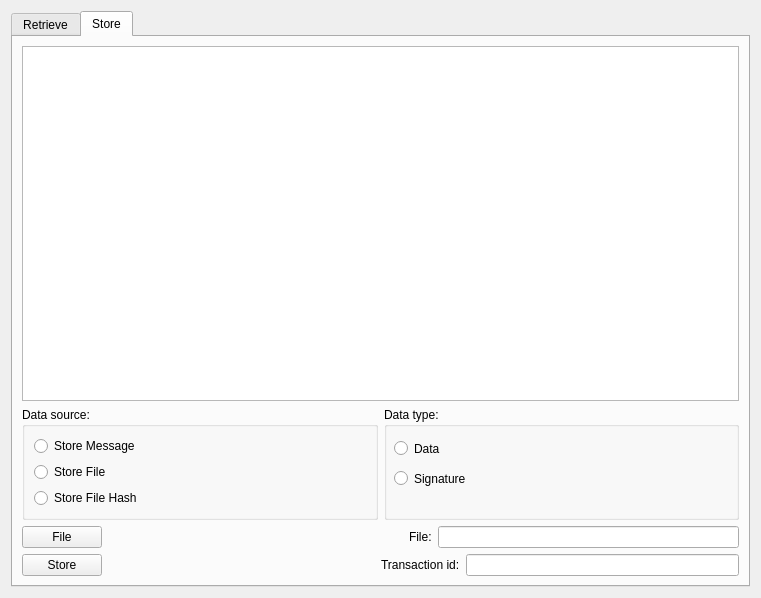
Old version of the form src/qt/forms/datapage.ui in the repository dhbao/bst.
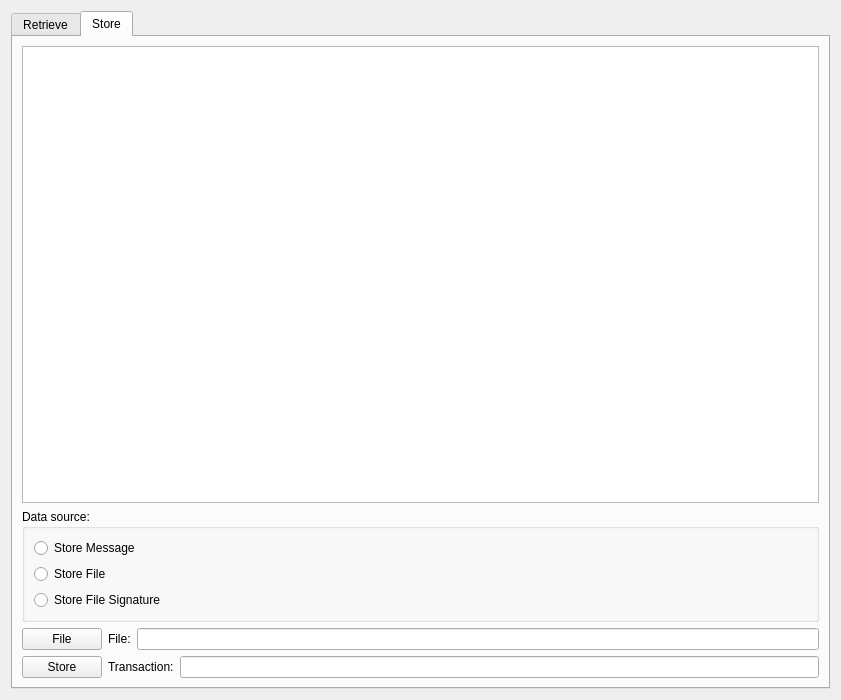
New version of the form. The open tabs and pages were chosen to show the change. Icons and pictures are not drawn.

Commit message: alignment in forms applied and simple code improvements

```diff
--- a/src/qt/forms/datapage.ui
+++ b/src/qt/forms/datapage.ui
@@ -6,24 +6,24 @@
    <rect>
     <x>0</x>
     <y>0</y>
-    <width>761</width>
-    <height>598</height>
+    <width>841</width>
+    <height>700</height>
    </rect>
   </property>
   <property name="windowTitle">
    <string>Form</string>
   </property>
-  <layout class="QVBoxLayout" name="verticalLayout_2">
+  <layout class="QVBoxLayout" name="verticalLayout_10">
    <item>
     <widget class="QTabWidget" name="tabWidget">
      <property name="currentIndex">
-      <number>0</number>
+      <number>1</number>
      </property>
      <widget class="QWidget" name="retrieveTab">
       <attribute name="title">
        <string>Retrieve</string>
       </attribute>
-      <layout class="QVBoxLayout" name="verticalLayout">
+      <layout class="QVBoxLayout" name="verticalLayout_12">
        <item>
         <widget class="QPlainTextEdit" name="messageRetrieveEdit"/>
        </item>
@@ -63,7 +63,9 @@
         </layout>
        </item>
        <item>
-        <layout class="QHBoxLayout" name="horizontalLayout">
+        <layout class="QHBoxLayout" name="horizontalLayout_10">
+         <item>
+          <layout class="QVBoxLayout" name="verticalLayout_11">
          <item>
           <widget class="QPushButton" name="fileRetrieveButton">
            <property name="text">
@@ -76,18 +78,22 @@
           </widget>
          </item>
          <item>
-          <spacer name="horizontalSpacer">
-           <property name="orientation">
-            <enum>Qt::Horizontal</enum>
-           </property>
-           <property name="sizeHint" stdset="0">
-            <size>
-             <width>40</width>
-             <height>20</height>
-            </size>
-           </property>
-          </spacer>
-         </item>
+            <widget class="QPushButton" name="retrieveButton">
+             <property name="text">
+              <string>Retrieve</string>
+             </property>
+             <property name="icon">
+              <iconset resource="../bitcoin.qrc">
+               <normaloff>:/icons/filesave</normaloff>:/icons/filesave</iconset>
+             </property>
+            </widget>
+           </item>
+          </layout>
+         </item>
+         <item>
+          <layout class="QVBoxLayout" name="verticalLayout">
+           <item>
+            <layout class="QHBoxLayout" name="horizontalLayout_9">
          <item>
           <widget class="QLabel" name="fileRetrieveLabel">
            <property name="text">
@@ -101,35 +107,11 @@
         </layout>
        </item>
        <item>
-        <layout class="QHBoxLayout" name="horizontalLayout_2">
-         <item>
-          <widget class="QPushButton" name="retrieveButton">
-           <property name="text">
-            <string>Retrieve</string>
-           </property>
-           <property name="icon">
-            <iconset resource="../bitcoin.qrc">
-             <normaloff>:/icons/receiving_addresses</normaloff>:/icons/receiving_addresses</iconset>
-           </property>
-          </widget>
-         </item>
-         <item>
-          <spacer name="horizontalSpacer_2">
-           <property name="orientation">
-            <enum>Qt::Horizontal</enum>
-           </property>
-           <property name="sizeHint" stdset="0">
-            <size>
-             <width>40</width>
-             <height>20</height>
-            </size>
-           </property>
-          </spacer>
-         </item>
+            <layout class="QHBoxLayout" name="horizontalLayout_3">
          <item>
           <widget class="QLabel" name="txidLabel">
            <property name="text">
-            <string>Transaction id:</string>
+                <string>Transaction:</string>
            </property>
           </widget>
          </item>
@@ -139,6 +121,10 @@
         </layout>
        </item>
       </layout>
+         </item>
+        </layout>
+       </item>
+      </layout>
      </widget>
      <widget class="QWidget" name="storeTab">
       <attribute name="title">
@@ -183,7 +169,7 @@
               <item>
                <widget class="QRadioButton" name="storeFileHashRadioButton">
                 <property name="text">
-                 <string>Store File Hash</string>
+                 <string>Store File Signature</string>
                 </property>
                 <property name="icon">
                  <iconset resource="../bitcoin.qrc">
@@ -196,55 +182,12 @@
            </item>
           </layout>
          </item>
-         <item>
-          <layout class="QVBoxLayout" name="verticalLayout_5">
-           <item>
-            <widget class="QGroupBox" name="dataTypegroupBox">
-             <property name="title">
-              <string>Data type:</string>
-             </property>
-             <widget class="QRadioButton" name="dataRadioButton">
-              <property name="geometry">
-               <rect>
-                <x>10</x>
-                <y>30</y>
-                <width>112</width>
-                <height>23</height>
-               </rect>
-              </property>
-              <property name="text">
-               <string>Data</string>
-              </property>
-              <property name="icon">
-               <iconset resource="../bitcoin.qrc">
-                <normaloff>:/icons/transaction_confirmed</normaloff>:/icons/transaction_confirmed</iconset>
-              </property>
-             </widget>
-             <widget class="QRadioButton" name="signatureRadioButton">
-              <property name="geometry">
-               <rect>
-                <x>10</x>
-                <y>60</y>
-                <width>112</width>
-                <height>23</height>
-               </rect>
-              </property>
-              <property name="text">
-               <string>Signature</string>
-              </property>
-              <property name="icon">
-               <iconset resource="../bitcoin.qrc">
-                <normaloff>:/icons/transaction_confirmed</normaloff>:/icons/transaction_confirmed</iconset>
-              </property>
-             </widget>
-            </widget>
-           </item>
-          </layout>
-         </item>
-        </layout>
-       </item>
+        </layout>
+       </item>
        <item>
-        <layout class="QHBoxLayout" name="horizontalLayout_10">
+        <layout class="QHBoxLayout" name="horizontalLayout_8">
+         <item>
+          <layout class="QVBoxLayout" name="verticalLayout_9">
          <item>
           <widget class="QPushButton" name="fileStoreButton">
            <property name="text">
@@ -257,33 +200,6 @@
           </widget>
          </item>
          <item>
-          <spacer name="horizontalSpacer_4">
-           <property name="orientation">
-            <enum>Qt::Horizontal</enum>
-           </property>
-           <property name="sizeHint" stdset="0">
-            <size>
-             <width>40</width>
-             <height>20</height>
-            </size>
-           </property>
-          </spacer>
-         </item>
-         <item>
-          <widget class="QLabel" name="fileStoreLabel">
-           <property name="text">
-            <string>File:</string>
-           </property>
-          </widget>
-         </item>
-         <item>
-          <widget class="QLineEdit" name="fileStoreEdit"/>
-         </item>
-        </layout>
-       </item>
-       <item>
-        <layout class="QHBoxLayout" name="horizontalLayout_3">
-         <item>
           <widget class="QPushButton" name="storeButton">
            <property name="text">
             <string>Store</string>
@@ -294,28 +210,39 @@
            </property>
           </widget>
          </item>
+          </layout>
+         </item>
          <item>
-          <spacer name="horizontalSpacer_3">
-           <property name="orientation">
-            <enum>Qt::Horizontal</enum>
-           </property>
-           <property name="sizeHint" stdset="0">
-            <size>
-             <width>40</width>
-             <height>20</height>
-            </size>
-           </property>
-          </spacer>
-         </item>
+          <layout class="QVBoxLayout" name="verticalLayout_2">
+           <item>
+            <layout class="QHBoxLayout" name="horizontalLayout_7">
+             <item>
+              <widget class="QLabel" name="fileStoreLabel">
+               <property name="text">
+                <string>File:</string>
+               </property>
+              </widget>
+             </item>
+             <item>
+              <widget class="QLineEdit" name="fileStoreEdit"/>
+             </item>
+            </layout>
+           </item>
+           <item>
+            <layout class="QHBoxLayout" name="horizontalLayout_6">
          <item>
           <widget class="QLabel" name="txidStoreLabel">
            <property name="text">
-            <string>Transaction id:</string>
+                <string>Transaction:</string>
            </property>
           </widget>
          </item>
          <item>
           <widget class="QLineEdit" name="txidStoreEdit"/>
+             </item>
+            </layout>
+           </item>
+          </layout>
          </item>
         </layout>
        </item>
```
Lines whose indentation alone changed are shown as unchanged. The commit also changes 3 other files.
